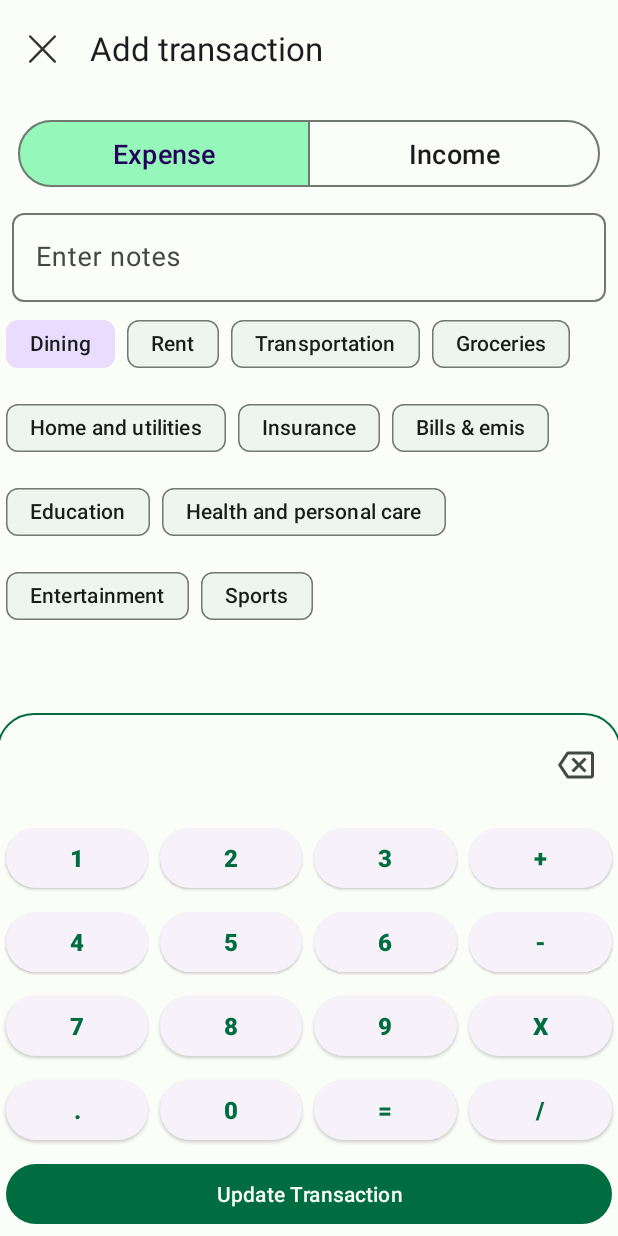
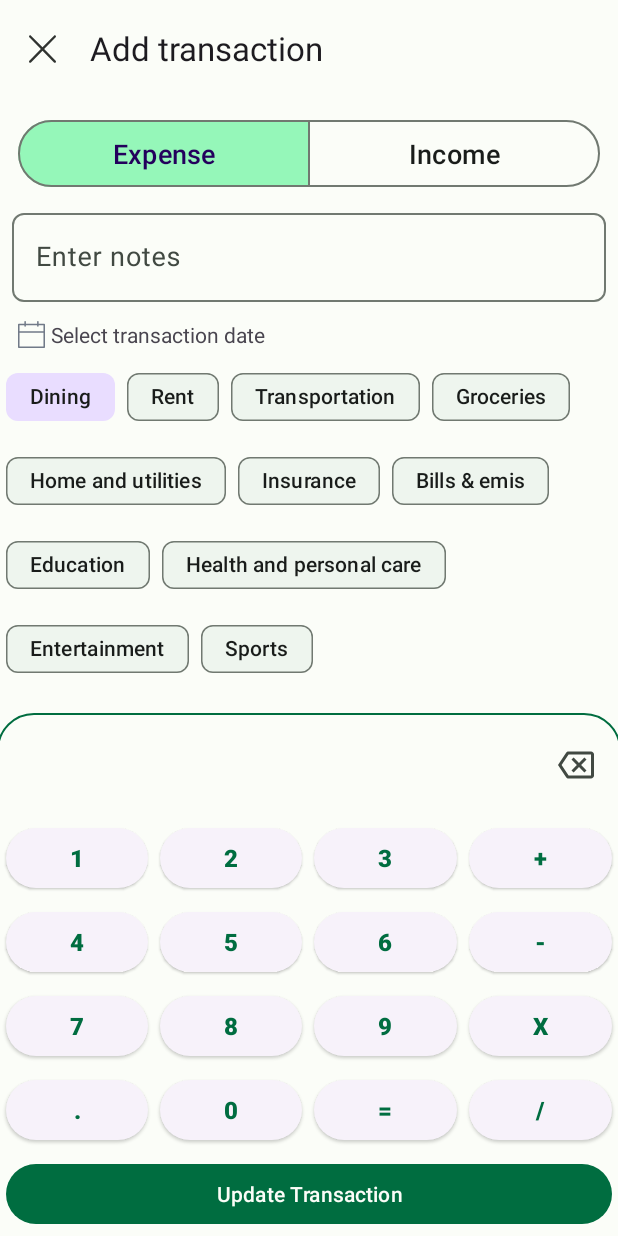
Before and after one commit to Kavin511/expense_manager, an Android app: the screen it shows after launch (TransactionActivity), after a tap on "Add transaction", on a phone screen of 412 x 824 dp. Run offline under Robolectric (Android 15) with nearby library versions, the phone set to English and light mode, and no system bars; our stand-ins replace Room's generated code, navigation-ui.

Commit message:
Added long press options to list and date selection feauture for the same

```diff
--- a/app/src/main/AndroidManifest.xml
+++ b/app/src/main/AndroidManifest.xml
@@ -8,6 +8,7 @@
         android:fullBackupContent="@xml/backup_rules"
         android:icon="@mipmap/ic_launcher"
         android:label="@string/app_name"
+        android:appCategory="productivity"
         android:roundIcon="@mipmap/ic_launcher_round"
         android:supportsRtl="true"
         android:theme="@style/AppTheme"
--- a/app/src/main/java/com/devstudio/expensemanager/db/dao/TransactionDao.kt
+++ b/app/src/main/java/com/devstudio/expensemanager/db/dao/TransactionDao.kt
@@ -3,6 +3,7 @@ package com.devstudio.expensemanager.db.dao
 import androidx.annotation.WorkerThread
 import androidx.lifecycle.LiveData
 import androidx.room.Dao
+import androidx.room.Delete
 import androidx.room.Insert
 import androidx.room.OnConflictStrategy.IGNORE
 import androidx.room.Query
@@ -26,4 +27,7 @@ interface TransactionDao {
 
     @Update
     suspend fun updateTransaction(transactions: Transactions)
+
+    @Delete
+    suspend fun deleteTransaction(transaction: Transactions)
 }
--- a/app/src/main/java/com/devstudio/expensemanager/ui/home/HomeFragment.kt
+++ b/app/src/main/java/com/devstudio/expensemanager/ui/home/HomeFragment.kt
@@ -1,28 +1,23 @@
 package com.devstudio.expensemanager.ui.home
 
-import android.content.Context
 import android.content.Intent
 import android.os.Bundle
 import android.view.LayoutInflater
 import android.view.View
 import android.view.ViewGroup
-import android.widget.TextView
-import androidx.cardview.widget.CardView
-import androidx.core.content.ContextCompat
 import androidx.fragment.app.Fragment
 import androidx.lifecycle.ViewModelProvider
 import androidx.lifecycle.lifecycleScope
 import androidx.navigation.fragment.findNavController
 import androidx.recyclerview.widget.GridLayoutManager
-import androidx.recyclerview.widget.RecyclerView
 import com.devstudio.expensemanager.R
 import com.devstudio.expensemanager.databinding.FragmentHomeBinding
 import com.devstudio.expensemanager.db.models.Transactions
 import com.devstudio.expensemanager.ui.transaction.TransactionActivity
+import com.devstudio.expensemanager.ui.transaction.adapter.TransactionListAdapter
+import com.google.android.material.dialog.MaterialAlertDialogBuilder
 import com.google.android.material.floatingactionbutton.FloatingActionButton
 import kotlinx.coroutines.launch
-import java.lang.String
-import java.util.*
 
 class HomeFragment : Fragment() {
 
@@ -36,7 +31,6 @@ class HomeFragment : Fragment() {
         savedInstanceState: Bundle?
     ): View {
          homeViewModel = ViewModelProvider(this).get(HomeViewModel::class.java)
-
         _binding = FragmentHomeBinding.inflate(inflater, container, false)
         val root: View = binding.root
         initialiseEmptyTransactionsMessage()
@@ -53,24 +47,49 @@ class HomeFragment : Fragment() {
     }
 
     fun initialiseTransactionList() {
-        lifecycleScope.launch {
+        viewLifecycleOwner.lifecycleScope.launch {
             val expenseSet = homeViewModel.transactions()
-            expenseSet.observe(viewLifecycleOwner) {
-                if (it.isNotEmpty()) {
-                    binding.emptyTransactionsIntroductionText.visibility = View.GONE
-                }
-                val transactionListAdapter =
-                    TransactionListAdapter(requireContext(), it) { transaction ->
-                        val intent =
-                            Intent(requireContext(), TransactionActivity::class.java).apply {
-                                putExtra("id", transaction.id)
-                            }
-                        startActivity(intent)
+            expenseSet.observe(viewLifecycleOwner) { transactions ->
+                binding.emptyTransactionsIntroductionText.visibility = if (transactions.isNotEmpty()) {
+                        View.GONE
+                    } else {
+                        View.VISIBLE
                     }
-                binding.transactionsList.adapter = transactionListAdapter
-                binding.transactionsList.layoutManager = GridLayoutManager(context, 1)
+                initialiseTransactionAdapter(transactions)
             }
         }
+    }
+
+    private fun initialiseTransactionAdapter(transactions: List<Transactions>) {
+        val transactionListAdapter =
+            TransactionListAdapter(requireContext(), transactions, onClick = { transaction ->
+                editTransaction(transaction)
+            }, onLongClick = {
+                showTransactionLongPressOptions(it)
+            })
+        binding.transactionsList.adapter = transactionListAdapter
+        binding.transactionsList.layoutManager = GridLayoutManager(context, 1)
+    }
+
+    private fun showTransactionLongPressOptions(it: Transactions) {
+        val builder = MaterialAlertDialogBuilder(requireContext())
+        val options = arrayOf("Edit Transaction", "Delete Transaction")
+        builder.setItems(options) { dialog, which ->
+            if (which == 0) {
+                editTransaction(it)
+            } else if (which == 1) {
+                homeViewModel.deleteTransaction(it)
+            }
+            dialog.dismiss()
+        }
+        builder.show()
+    }
+
+    private fun editTransaction(transaction: Transactions) {
+        val intent = Intent(requireContext(), TransactionActivity::class.java).apply {
+            putExtra("id", transaction.id)
+        }
+        startActivity(intent)
     }
 
     override fun onViewCreated(view: View, savedInstanceState: Bundle?) {
@@ -87,74 +106,4 @@ class HomeFragment : Fragment() {
         _binding = null
     }
 
-    internal class TransactionListAdapter(
-        val context: Context,
-        var expenseSet: List<Transactions>,
-        private val onClick: (Transactions) -> Unit
-    ) :
-        RecyclerView.Adapter<TransactionListAdapter.ExpenseViewHolder>() {
-        class ExpenseViewHolder(view: View) : RecyclerView.ViewHolder(view) {
-            val amount: TextView
-            val transactionWrapper: CardView
-            val category: TextView
-            val date: TextView
-
-            init {
-                amount = view.findViewById(R.id.amount)
-                category = view.findViewById(R.id.category)
-                date = view.findViewById(R.id.date)
-                transactionWrapper = view.findViewById(R.id.transaction_wrapper)
-            }
-        }
-
-        override fun onCreateViewHolder(parent: ViewGroup, viewType: Int): ExpenseViewHolder {
-            val view = LayoutInflater.from(parent.context)
-                .inflate(R.layout.transactions_item, parent, false)
-            return ExpenseViewHolder(view)
-        }
-
-        override fun onBindViewHolder(holder: ExpenseViewHolder, position: Int) {
-            val amount = holder.amount
-            val transactions = expenseSet[position]
-            if (transactions.transactionMode == "EXPENSE") {
-                amount.text = "- ₹".plus(transactions.amount.toString())
-                holder.transactionWrapper.setCardBackgroundColor(
-                    ContextCompat.getColor(
-                        context,
-                        R.color.pink
-                    )
-                )
-            } else {
-                amount.text = "₹".plus(transactions.amount.toString())
-                holder.transactionWrapper.setCardBackgroundColor(
-                    ContextCompat.getColor(
-                        context,
-                        R.color.green
-                    )
-                )
-            }
-            holder.date.text = convertLongToDate(transactions.transactionDate.toLong())
-            holder.category.text = transactions.category
-            holder.transactionWrapper.setOnClickListener {
-                onClick(expenseSet[position])
-            }
-        }
-
-        private fun convertLongToDate(time: Long): kotlin.String? {
-            val cal = Calendar.getInstance()
-            val monthNames =
-                listOf("Jan", "Feb", "Mar", "Apr", "Jun", "Jul", "Aug", "Sep", "Oct", "Nov", "Dec")
-            cal.timeInMillis = time
-            return String.format(
-                "%s %s, %s",
-                monthNames[cal[Calendar.MONTH] - 1],
-                cal[Calendar.DAY_OF_MONTH],
-                cal[Calendar.YEAR],
-            )
-        }
-
-        override fun getItemCount(): Int {
-            return expenseSet.size
-        }
-    }
 }
--- a/app/src/main/java/com/devstudio/expensemanager/ui/transaction/TransactionActivity.kt
+++ b/app/src/main/java/com/devstudio/expensemanager/ui/transaction/TransactionActivity.kt
@@ -1,11 +1,10 @@
 package com.devstudio.expensemanager.ui.transaction
 
-import android.content.res.ColorStateList
 import android.os.Bundle
+import android.view.View
 import android.view.inputmethod.InputMethodManager
 import androidx.activity.viewModels
 import androidx.appcompat.app.AppCompatActivity
-import androidx.core.content.ContextCompat
 import androidx.lifecycle.lifecycleScope
 import androidx.lifecycle.viewModelScope
 import com.devstudio.expensemanager.R
@@ -15,7 +14,9 @@ import com.devstudio.expensemanager.ui.transaction.models.TransactionMode
 import com.devstudio.expensemanager.ui.transaction.viewmodels.TransactionViewModel
 import com.devstudio.expensemanager.ui.transaction.viewmodels.TransactionViewModelFactory
 import com.devstudio.expensemanager.utils.TransactionInputFormula
+import com.devstudio.utils.TransactionUtils
 import com.google.android.material.chip.Chip
+import com.google.android.material.datepicker.MaterialDatePicker
 import kotlinx.coroutines.flow.collectLatest
 import kotlinx.coroutines.launch
 import java.util.*
@@ -40,7 +41,6 @@ class TransactionActivity : AppCompatActivity() {
         initialiseTransactionKeyboard()
         fetchAndUpdateTransactionToBeEdited()
         initialiseNavigation()
-        updateCategoryBasedOnTransactionTypeSelection()
         initialiseSaveTransactionFlow()
         hideKeyboardOnFocusChange()
         binding.keyboard.amountText.showSoftInputOnFocus = false
@@ -60,13 +60,17 @@ class TransactionActivity : AppCompatActivity() {
         }
     }
 
+    companion object {
+        var selectedDate = Calendar.getInstance().time.time.toString()
+    }
+
     private suspend fun createNewTransaction() {
         val transaction = Transactions(
             id = Calendar.getInstance().time.time,
             amount = getTransactionAmount(),
             note = binding.noteText.text.toString(),
             transactionMode = transactionViewModel.transactionType.value.toString(),
-            transactionDate = Calendar.getInstance().time.time.toString(),
+            transactionDate = selectedDate,
             category = transactionViewModel.transactionType.value.categoryList[selectedCategoryIndex]
         )
         transactionViewModel.insertTransaction(transaction)
@@ -82,7 +86,7 @@ class TransactionActivity : AppCompatActivity() {
                 TransactionInputFormula().calculate(binding.keyboard.amountText.text.toString())
             note = binding.noteText.text.toString()
             transactionMode = transactionViewModel.transactionType.value.toString()
-            transactionDate = Calendar.getInstance().time.time.toString()
+            transactionDate = selectedDate
             category =
                 transactionViewModel.transactionType.value.categoryList[selectedCategoryIndex]
         }
@@ -97,12 +101,24 @@ class TransactionActivity : AppCompatActivity() {
         }
     }
 
-    private fun updateCategoryBasedOnTransactionTypeSelection() {
-        lifecycleScope.launch {
+    private fun fetchAndUpdateTransactionToBeEdited() {
+        lifecycleScope.launchWhenCreated {
+            val id = intent.getLongExtra("id", 0)
+            transactionViewModel.getAndUpdateTransactionById(id)
+            updateCategoryBasedOnTransactionTypeSelection()
+        }
+        transactionViewModel.isEditingOldTransaction.observe(this) {
+            binding.keyboard.saveTransaction.text = getString(R.string.update_transaction)
+        }
+    }
+
+    private suspend fun updateCategoryBasedOnTransactionTypeSelection() {
         transactionViewModel.transaction.collectLatest {
             if (it != null) {
                 binding.keyboard.amountText.editableText.insert(0, it.amount.toString())
                 binding.noteText.setText(it.note)
+                binding.transactionDate.text =
+                    TransactionUtils().convertLongToDate(it.transactionDate.toLong())
                 if (it.transactionMode == "EXPENSE") {
                     transactionViewModel.transactionType.value = TransactionMode.EXPENSE
                     binding.transactionMode.check(R.id.expense_mode)
@@ -112,22 +128,10 @@ class TransactionActivity : AppCompatActivity() {
                 } else {
                     transactionViewModel.transactionType.value = TransactionMode.INCOME
                     binding.transactionMode.check(R.id.income_mode)
-                        selectedCategoryIndex =
-                            TransactionMode.INCOME.categoryList.indexOf(it.category)
+                    selectedCategoryIndex = TransactionMode.INCOME.categoryList.indexOf(it.category)
                     binding.categoryGroup.check(selectedCategoryIndex)
                 }
             }
-            }
-        }
-    }
-
-    private fun fetchAndUpdateTransactionToBeEdited() {
-        lifecycleScope.launchWhenCreated {
-            val id = intent.getLongExtra("id", 0)
-            transactionViewModel.getTransactionById(id)
-        }
-        transactionViewModel.isEditingOldTransaction.observe(this) {
-            binding.keyboard.saveTransaction.text = getString(R.string.update_transaction)
         }
     }
 
@@ -198,4 +202,16 @@ class TransactionActivity : AppCompatActivity() {
         super.onDestroy()
         _binding = null
     }
+
+    fun selectDate(view: View) {
+        val datePicker = MaterialDatePicker.Builder.datePicker()
+        datePicker.setTitleText("Select transaction date")
+        val build = datePicker.build()
+        build
+            .addOnPositiveButtonClickListener {
+                binding.transactionDate.text = TransactionUtils().convertLongToDate(it)
+                selectedDate = it.toString()
             }
+        build.show(supportFragmentManager, "")
+    }
+}
--- a/app/src/main/java/com/devstudio/expensemanager/ui/transaction/viewmodels/TransactionViewModel.kt
+++ b/app/src/main/java/com/devstudio/expensemanager/ui/transaction/viewmodels/TransactionViewModel.kt
@@ -25,7 +25,7 @@ class TransactionViewModel(private val repository: TransactionsRepository) : Vie
         repository.insert(transaction)
     }
 
-    suspend fun getTransactionById(id: Long) {
+    suspend fun getAndUpdateTransactionById(id: Long) {
         transaction.value = repository.findTransactionById(id).also { isEditingOldTransaction.value = it != null }
     }
 
--- /dev/null
+++ b/app/src/main/res/drawable/date_icon.xml
@@ -0,0 +1,22 @@
+<vector xmlns:android="http://schemas.android.com/apk/res/android"
+    android:width="18dp"
+    android:height="18dp"
+    android:viewportWidth="18"
+    android:viewportHeight="18">
+  <path
+      android:pathData="M0,2.359C0,2.077 0.228,1.849 0.509,1.849H17.491C17.772,1.849 18,2.077 18,2.359V17.49C18,17.772 17.772,18 17.491,18H0.509C0.228,18 0,17.772 0,17.49V2.359ZM1.019,2.868V16.981H16.981V2.868H1.019Z"
+      android:fillColor="#717A88"
+      android:fillType="evenOdd"/>
+  <path
+      android:pathData="M13.245,0C13.527,0 13.755,0.228 13.755,0.509V3.368C13.755,3.649 13.527,3.877 13.245,3.877C12.964,3.877 12.736,3.649 12.736,3.368V0.509C12.736,0.228 12.964,0 13.245,0Z"
+      android:fillColor="#717A88"
+      android:fillType="evenOdd"/>
+  <path
+      android:pathData="M4.755,0C5.036,0 5.264,0.228 5.264,0.509V3.368C5.264,3.649 5.036,3.877 4.755,3.877C4.473,3.877 4.245,3.649 4.245,3.368V0.509C4.245,0.228 4.473,0 4.755,0Z"
+      android:fillColor="#717A88"
+      android:fillType="evenOdd"/>
+  <path
+      android:pathData="M0,7.403C0,7.121 0.228,6.893 0.509,6.893H17.491C17.772,6.893 18,7.121 18,7.403C18,7.684 17.772,7.912 17.491,7.912H0.509C0.228,7.912 0,7.684 0,7.403Z"
+      android:fillColor="#717A88"
+      android:fillType="evenOdd"/>
+</vector>
--- a/app/src/main/res/layout/activity_transaction.xml
+++ b/app/src/main/res/layout/activity_transaction.xml
@@ -27,15 +27,21 @@
         android:layout_width="match_parent"
         android:layout_height="match_parent"
         app:layout_behavior="@string/appbar_scrolling_view_behavior">
+
         <ScrollView
             android:layout_width="match_parent"
+            android:layout_height="wrap_content"
             android:layout_above="@+id/keyboard_wrapper"
             android:layout_alignParentTop="true"
-            android:layout_margin="@dimen/default_margin"
-            android:layout_height="wrap_content">
+            android:layout_marginStart="@dimen/default_margin"
+            android:layout_marginTop="@dimen/default_margin"
+            android:layout_marginEnd="@dimen/default_margin"
+            android:layout_marginBottom="@dimen/default_margin">
+
             <RelativeLayout
                 android:layout_width="match_parent"
                 android:layout_height="wrap_content">
+
                 <com.google.android.material.button.MaterialButtonToggleGroup
                     android:id="@+id/transaction_mode"
                     android:layout_width="match_parent"
@@ -69,13 +75,12 @@
                         android:textSize="18sp" />
                 </com.google.android.material.button.MaterialButtonToggleGroup>
 
-
                 <com.google.android.material.textfield.TextInputLayout
                     android:id="@+id/note_text_wrapper"
                     android:layout_width="match_parent"
                     android:layout_height="wrap_content"
                     android:layout_below="@+id/transaction_mode"
-            android:hint="Enter notes"
+                    android:hint="@string/enter_notes"
                     app:boxCornerRadiusBottomEnd="@dimen/default_radius"
                     app:boxCornerRadiusBottomStart="@dimen/default_radius"
                     app:boxCornerRadiusTopEnd="@dimen/default_radius"
@@ -91,6 +96,7 @@
                         android:layout_margin="@dimen/default_margin"
                         android:imeOptions="actionDone"
                         android:isScrollContainer="true"
+                        android:labelFor="@+id/note_text"
                         android:lines="1"
                         android:maxLines="1"
                         android:saveEnabled="true"
@@ -99,12 +105,29 @@
                         android:textSize="18sp" />
                 </com.google.android.material.textfield.TextInputLayout>
 
+                <TextView
+                    android:id="@+id/transaction_date"
+                    android:layout_width="match_parent"
+                    android:layout_height="match_parent"
+                    android:layout_below="@+id/note_text_wrapper"
+                    android:layout_marginStart="@dimen/default_margin"
+                    android:layout_marginTop="@dimen/default_margin"
+                    android:layout_marginEnd="@dimen/default_margin"
+                    android:layout_marginBottom="@dimen/default_margin"
+                    android:drawablePadding="@dimen/default_padding"
+                    android:gravity="center_vertical"
+                    android:onClick="selectDate"
+                    android:includeFontPadding="true"
+                    android:padding="@dimen/default_padding"
+                    android:text="@string/select_transaction_date"
+                    app:drawableStartCompat="@drawable/date_icon" />
+
                 <com.google.android.material.chip.ChipGroup
                     android:id="@+id/category_group"
                     style="@style/Widget.Material3.Chip.Suggestion.Elevated"
                     android:layout_width="match_parent"
                     android:layout_height="wrap_content"
-                    android:layout_below="@+id/note_text_wrapper"
+                    android:layout_below="@+id/transaction_date"
                     android:layout_alignParentStart="true"
                     android:layout_alignParentEnd="true"
                     app:selectionRequired="true"
--- a/app/src/main/res/layout/fragment_home.xml
+++ b/app/src/main/res/layout/fragment_home.xml
@@ -23,6 +23,7 @@
         android:layout_marginStart="8dp"
         android:layout_marginTop="8dp"
         android:layout_marginEnd="8dp"
+        android:visibility="visible"
         android:textAlignment="center"
         android:textSize="16sp"
         android:textColor="@color/md_text_color"
--- a/app/src/main/res/values/strings.xml
+++ b/app/src/main/res/values/strings.xml
@@ -12,4 +12,6 @@
     <string name="income">Income</string>
     <string name="save_transaction">Save Transaction</string>
     <string name="update_transaction">Update Transaction</string>
+    <string name="select_transaction_date">Select transaction date</string>
+    <string name="enter_notes">Enter notes</string>
 </resources>
--- a/build.gradle
+++ b/build.gradle
@@ -9,6 +9,7 @@ plugins {
     id 'com.android.application' version '7.3.0' apply false
     id 'com.android.library' version '7.3.0' apply false
     id 'org.jetbrains.kotlin.android' version '1.6.10' apply false
+    id 'org.jetbrains.kotlin.jvm' version '1.7.10' apply false
 }
 
 ext {
--- a/settings.gradle
+++ b/settings.gradle
@@ -17,3 +17,4 @@ rootProject.name = "ExpenseManager"
 include ':app'
 include ':uiComponents'
 include ':domainmodels'
+include ':utils'
```
Also changed, not shown: app/build.gradle (+5 -4 lines), app/src/main/java/com/devstudio/expensemanager/db/repository/TransactionsRepository.kt (+4 -4 lines), app/src/main/java/com/devstudio/expensemanager/ui/home/HomeViewModel.kt (+10 -5 lines), app/src/main/java/com/devstudio/expensemanager/ui/transaction/adapter/TransactionAdapter.kt (added, +91 -0 lines), domainmodels/build.gradle (+2 -22 lines), uiComponents/build.gradle (+7 -5 lines), utils/build.gradle (added, +9 -0 lines), utils/src/main/java/com/devstudio/utils/TransactionUtils.kt (added, +18 -0 lines), 1 other file. Lines whose indentation alone changed are shown as unchanged.
